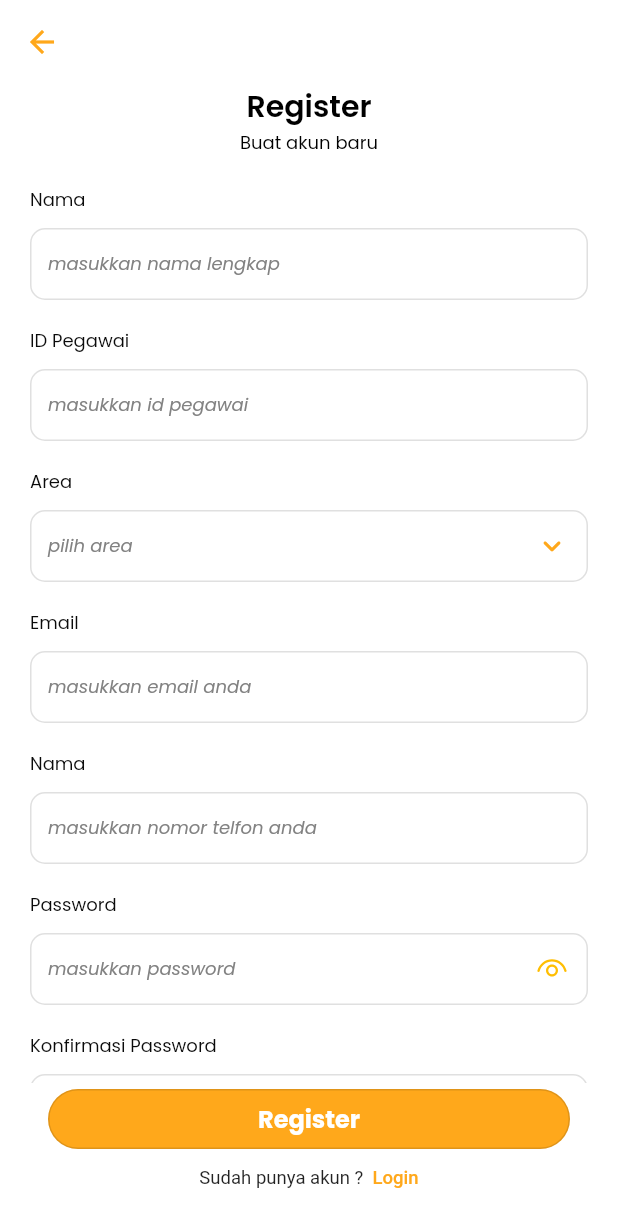
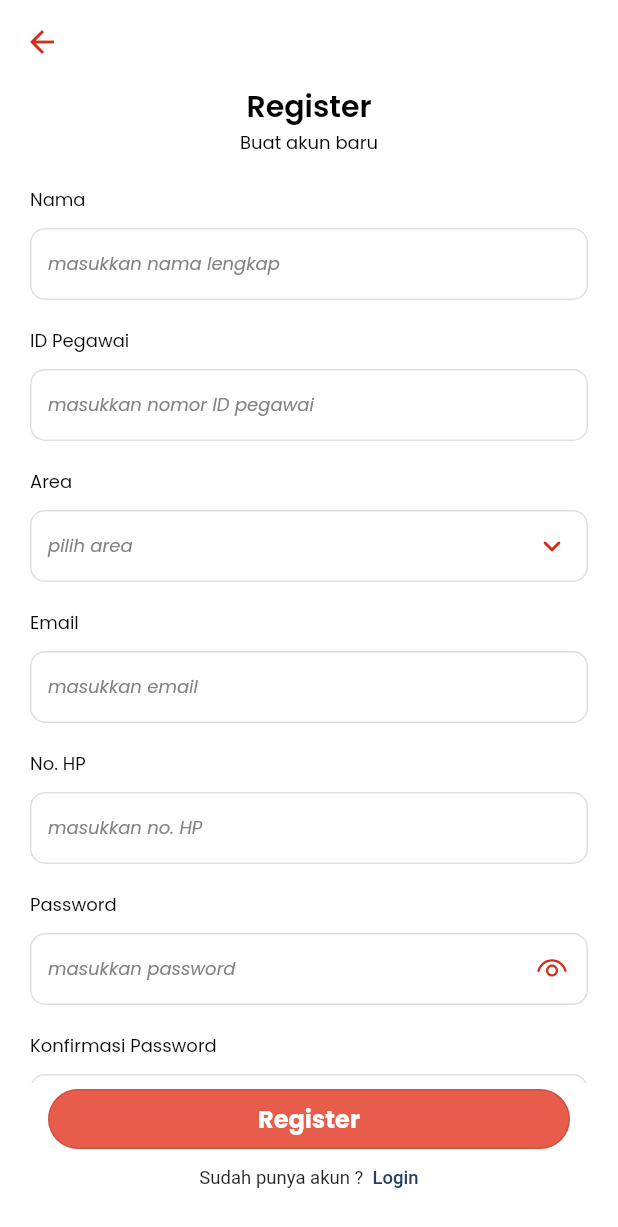
Before and after one commit to Gusrinda/becca_inventory, a Flutter app: the RegisterPage screen opened by its route, on a phone screen of 412 x 824 dp. Shown: the top 1227 px of the screen. Run offline on Flutter 3.47's test engine with Material 2 defaults, Android fonts, the phone set to English and light mode, and no system bars; our stand-ins replace badges, bloc, dio, equatable, expandable, firebase_core and 16 more; missing offline and left inert: dio_flutter_transformer, flimer, flutter_hud, simple_ripple_animation; accounts and stored records are empty; generated files the repository leaves out were written again; project files that could hold a hidden picture were left out.

Commit message:
update login and register

```diff
--- a/lib/src/core/config/constant.dart
+++ b/lib/src/core/config/constant.dart
@@ -28,6 +28,8 @@ const Color themeBgCard = Color(0xFFF0F5FF);
 
 
 const Color themeRed = Color(0xFFE90019);
+const Color themeRed2 = Color(0xFFD42C17);
+const Color themeRedButton = Color(0xFFE75C4A);
 // const Color themeOrange = Color(0xFFFF6618);
 const Color themeGreen = Color(0xFF00AA13);
 const Color themeBlack = Color(0xFF000000);
--- a/lib/src/presentation/views/auth/register_page.dart
+++ b/lib/src/presentation/views/auth/register_page.dart
@@ -31,18 +31,12 @@ class _RegisterPageState extends State<RegisterPage> {
             "Register",
             textAlign: TextAlign.center,
             style: TextStyle(
-              color: Colors.black,
-              fontSize: 20,
-              fontWeight: FontWeight.w600
-            ),
+                color: Colors.black, fontSize: 20, fontWeight: FontWeight.w600),
           ),
           Text(
             "Buat akun baru",
             textAlign: TextAlign.center,
-            style: TextStyle(
-                color: Colors.black,
-                fontSize: 12
-            ),
+            style: TextStyle(color: Colors.black, fontSize: 12),
           ),
           Expanded(
             flex: 1,
@@ -70,7 +64,6 @@ class _RegisterPageState extends State<RegisterPage> {
                     color: Colors.transparent,
                     // ignore: prefer_const_constructors
                     child: FormzTextField(
-
                       hintText: "masukkan nama lengkap",
                       onTap: () {},
                       textEditingController: TextEditingController(text: null),
@@ -101,8 +94,7 @@ class _RegisterPageState extends State<RegisterPage> {
                     color: Colors.transparent,
                     // ignore: prefer_const_constructors
                     child: FormzTextField(
-
-                      hintText: "masukkan id pegawai",
+                      hintText: "masukkan nomor ID pegawai",
                       onTap: () {},
                       textEditingController: TextEditingController(text: null),
                       textInputAction: TextInputAction.next,
@@ -132,13 +124,12 @@ class _RegisterPageState extends State<RegisterPage> {
                     color: Colors.transparent,
                     // ignore: prefer_const_constructors
                     child: FormzTextField(
-
                       hintText: "pilih area",
                       trailing: Padding(
                         padding: const EdgeInsets.all(12.0),
                         child: Icon(
                           Icons.keyboard_arrow_down_rounded,
-                          color: themeOrange,
+                          color: themeRed2,
                         ),
                       ),
                       onTap: () {},
@@ -170,8 +161,7 @@ class _RegisterPageState extends State<RegisterPage> {
                     color: Colors.transparent,
                     // ignore: prefer_const_constructors
                     child: FormzTextField(
-
-                      hintText: "masukkan email anda",
+                      hintText: "masukkan email",
                       onTap: () {},
                       textEditingController: TextEditingController(text: null),
                       textInputAction: TextInputAction.next,
@@ -186,7 +176,7 @@ class _RegisterPageState extends State<RegisterPage> {
                   tag: 'Label-RegisterPhone',
                   flightShuttleBuilder: flightShuttleBuilder,
                   child: FormTextLabel(
-                    label: "Nama",
+                    label: "No. HP",
                     labelColor: themeFontDefault,
                   ),
                 ),
@@ -201,8 +191,7 @@ class _RegisterPageState extends State<RegisterPage> {
                     color: Colors.transparent,
                     // ignore: prefer_const_constructors
                     child: FormzTextField(
-
-                      hintText: "masukkan nomor telfon anda",
+                      hintText: "masukkan no. HP",
                       onTap: () {},
                       textEditingController: TextEditingController(text: null),
                       textInputAction: TextInputAction.next,
@@ -232,12 +221,15 @@ class _RegisterPageState extends State<RegisterPage> {
                     color: Colors.transparent,
                     // ignore: prefer_const_constructors
                     child: FormzTextField(
-
                       hintText: "masukkan password",
                       obscureText: true,
                       trailing: Container(
                           padding: EdgeInsets.all(12),
-                          child: SvgPicture.asset(Assets.material.eye)),
+                          child: SvgPicture.asset(
+                            Assets.material.eye,
+                            colorFilter:
+                                ColorFilter.mode(themeRed2, BlendMode.srcIn),
+                          )),
                       onTap: () {},
                       textEditingController: TextEditingController(text: null),
                       textInputAction: TextInputAction.next,
@@ -267,12 +259,15 @@ class _RegisterPageState extends State<RegisterPage> {
                     color: Colors.transparent,
                     // ignore: prefer_const_constructors
                     child: FormzTextField(
-
-                      hintText: "masukkan kembali password",
+                      hintText: "masukkan ulang password",
                       obscureText: true,
-                      trailing:Container(
+                      trailing: Container(
                           padding: EdgeInsets.all(12),
-                          child: SvgPicture.asset(Assets.material.eye)),
+                          child: SvgPicture.asset(
+                            Assets.material.eye,
+                            colorFilter:
+                                ColorFilter.mode(themeRed2, BlendMode.srcIn),
+                          )),
                       onTap: () {},
                       textEditingController: TextEditingController(text: null),
                       textInputAction: TextInputAction.next,
@@ -284,7 +279,6 @@ class _RegisterPageState extends State<RegisterPage> {
                 ),
               ],
             ),
-
           ),
           SafeArea(
               minimum: EdgeInsets.only(bottom: 32, left: 32, right: 32),
@@ -298,7 +292,8 @@ class _RegisterPageState extends State<RegisterPage> {
 
                           if (isOke != null) {
                             if (isOke) {
-                              Navigator.popAndPushNamed(context, OTPPage.routeName);
+                              Navigator.popAndPushNamed(
+                                  context, OTPPage.routeName);
                             }
                           }
                         },
@@ -310,12 +305,14 @@ class _RegisterPageState extends State<RegisterPage> {
                               fontWeight: FontWeight.w700),
                         ),
                         style: OutlinedButton.styleFrom(
-                            backgroundColor: themeOrangeBg,
+                            backgroundColor: themeRedButton,
                             shape: RoundedRectangleBorder(
                                 borderRadius: BorderRadius.circular(30)),
                             padding: EdgeInsets.symmetric(vertical: 8)),
                       )),
-                  SizedBox(height: 8,),
+                  SizedBox(
+                    height: 8,
+                  ),
                   Hero(
                     tag: 'Form-Footer',
                     flightShuttleBuilder: flightShuttleBuilder,
@@ -326,7 +323,7 @@ class _RegisterPageState extends State<RegisterPage> {
                           TextSpan(
                             text: "Login",
                             style: const TextStyle(
-                              color: themeOrange,
+                              color: themeNavy,
                               fontWeight: FontWeight.w500,
                             ),
                             recognizer: TapGestureRecognizer()
@@ -346,7 +343,6 @@ class _RegisterPageState extends State<RegisterPage> {
       ),
     );
   }
-
 
   Future<bool?> handleFormSubmit(BuildContext context) async {
     return await showDialog(
@@ -388,7 +384,7 @@ class _RegisterPageState extends State<RegisterPage> {
                           elevation: 0,
                           shape: RoundedRectangleBorder(
                               borderRadius:
-                              BorderRadius.all(Radius.circular(20))),
+                                  BorderRadius.all(Radius.circular(20))),
                           backgroundColor: ThemeColors.neutral4,
                         ),
                         child: Padding(
@@ -410,11 +406,11 @@ class _RegisterPageState extends State<RegisterPage> {
                           Navigator.pop(context, true);
                         },
                         style: ElevatedButton.styleFrom(
-                          backgroundColor: themeOrangeBg,
+                          backgroundColor: themeRedButton,
                           elevation: 0,
                           shape: RoundedRectangleBorder(
                               borderRadius:
-                              BorderRadius.all(Radius.circular(20))),
+                                  BorderRadius.all(Radius.circular(20))),
                         ),
                         child: Padding(
                           padding: const EdgeInsets.all(16),
```
Also changed, not shown: lib/src/presentation/app.dart (+6 -16 lines), lib/src/presentation/views/auth/forget_password_page.dart (+6 -9 lines), lib/src/presentation/views/auth/login_page.dart (+9 -9 lines), lib/src/presentation/views/auth/otp_page.dart (+6 -3 lines).
